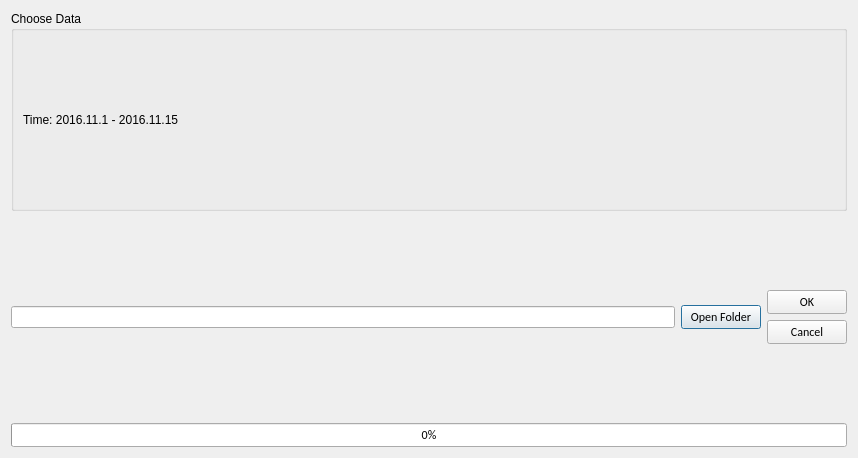
Qt form src/filedialog.ui (Mighty-A/RideHailingDataAnalyzer) before a commit.
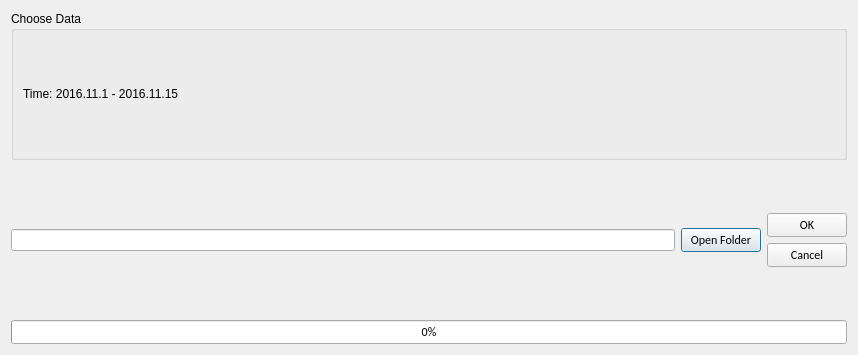
The same form after that commit.

```diff
--- a/src/filedialog.ui
+++ b/src/filedialog.ui
@@ -7,7 +7,7 @@
     <x>0</x>
     <y>0</y>
     <width>858</width>
-    <height>458</height>
+    <height>355</height>
    </rect>
   </property>
   <property name="windowTitle">
```
